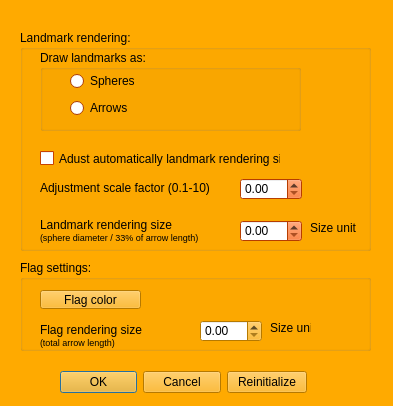
morphomuseum/MorphoDig, file MorphoDig/Qt/mqLandmarkDialog.ui: the form before one commit.
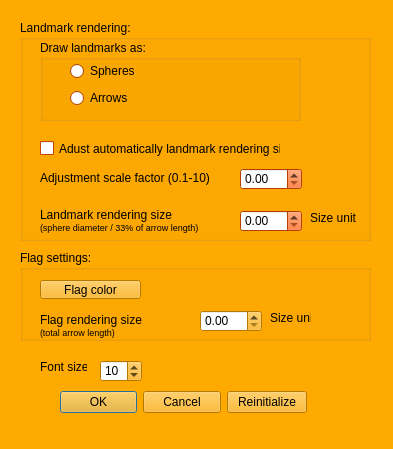
The form after the commit. Custom widgets are drawn as their Qt base class.

Commit message: Landmark and Flag font size

The edit to the form file:
```diff
--- a/MorphoDig/Qt/mqLandmarkDialog.ui
+++ b/MorphoDig/Qt/mqLandmarkDialog.ui
@@ -7,7 +7,7 @@
     <x>0</x>
     <y>0</y>
     <width>393</width>
-    <height>406</height>
+    <height>449</height>
    </rect>
   </property>
   <property name="palette">
@@ -432,7 +432,7 @@
    <property name="geometry">
     <rect>
      <x>60</x>
-     <y>370</y>
+     <y>390</y>
      <width>247</width>
      <height>25</height>
     </rect>
@@ -461,7 +461,7 @@
    <property name="geometry">
     <rect>
      <x>20</x>
-     <y>30</y>
+     <y>20</y>
      <width>351</width>
      <height>221</height>
     </rect>
@@ -1000,7 +1000,7 @@
    <property name="geometry">
     <rect>
      <x>20</x>
-     <y>260</y>
+     <y>250</y>
      <width>351</width>
      <height>91</height>
     </rect>
@@ -1473,6 +1473,32 @@
     </property>
    </widget>
   </widget>
+  <widget class="QLabel" name="label">
+   <property name="geometry">
+    <rect>
+     <x>40</x>
+     <y>360</y>
+     <width>47</width>
+     <height>13</height>
+    </rect>
+   </property>
+   <property name="text">
+    <string>Font size:</string>
+   </property>
+  </widget>
+  <widget class="QSpinBox" name="fontSize">
+   <property name="geometry">
+    <rect>
+     <x>100</x>
+     <y>360</y>
+     <width>42</width>
+     <height>22</height>
+    </rect>
+   </property>
+   <property name="value">
+    <number>10</number>
+   </property>
+  </widget>
  </widget>
  <customwidgets>
   <customwidget>
```
The commit also changes 6 other files.
